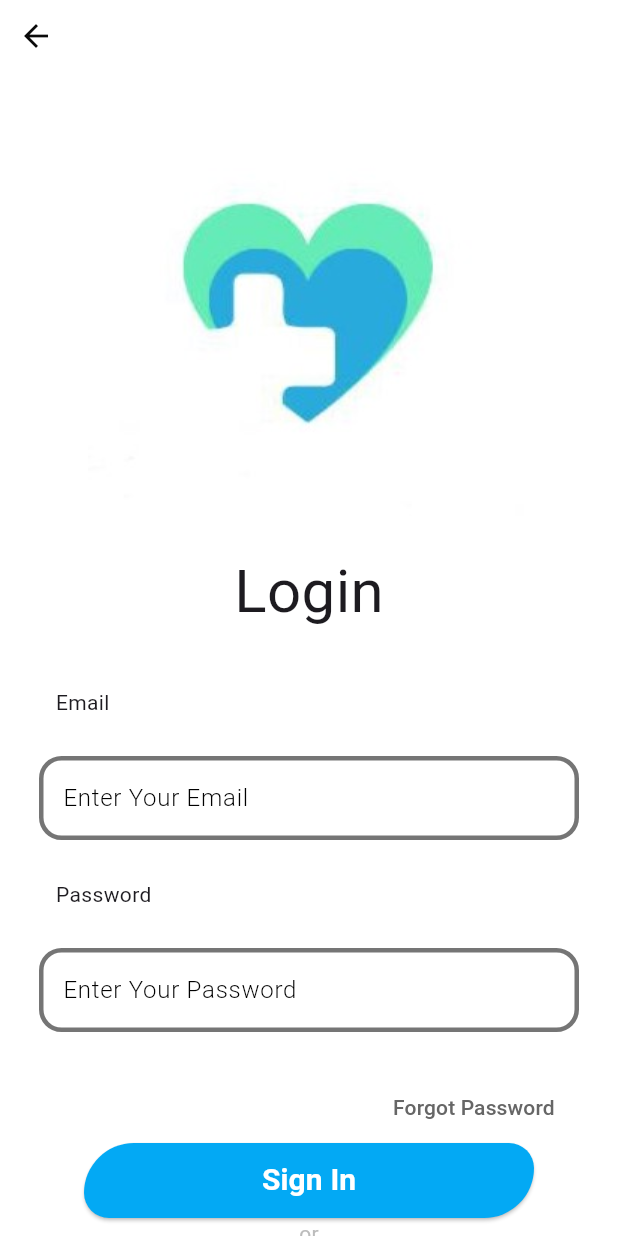
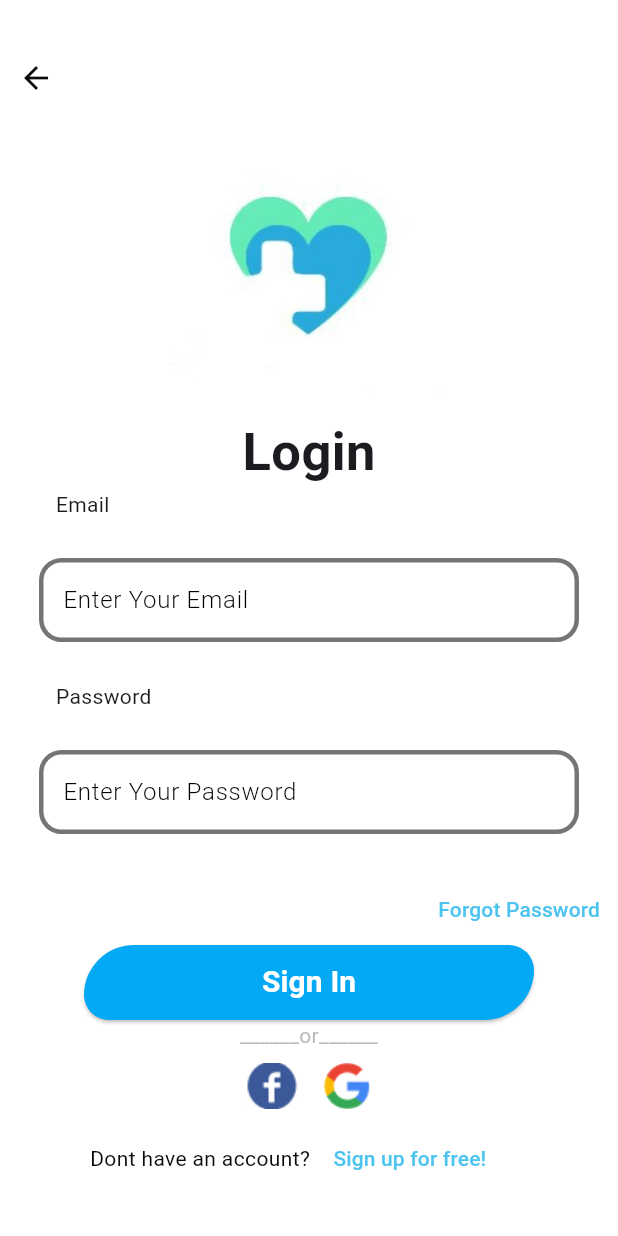
Before and after one commit to salmaa20/blood_sample, a Flutter app: the LoginScreen screen opened directly, on a phone screen of 412 x 824 dp. Run offline on Flutter 3.47's test engine with Material 3 defaults, Android fonts, the phone set to English and light mode, and no system bars; our stand-ins replace get; missing offline and left inert: splash_view.

Commit message:
second changes

```diff
--- a/bloodsample/lib/UI/Screens/SplashScreen/splash_screen.dart
+++ b/bloodsample/lib/UI/Screens/SplashScreen/splash_screen.dart
@@ -1,5 +1,6 @@
 import 'package:bloodsample/UI/Screens/WelcomeScreen/welcome_screen.dart';
 import 'package:flutter/material.dart';
+import 'package:get/get.dart';
 import 'package:splash_view/source/presentation/pages/splash_view.dart';
 import 'package:splash_view/source/presentation/widgets/done.dart';
 
@@ -9,10 +10,10 @@ class SplashScreen extends StatelessWidget{
   @override
   Widget build(BuildContext context) {
     return SplashView(
-      backgroundColor: Colors.transparent,
+      backgroundColor: Colors.white,
       duration: const Duration(seconds: 7),
       done: Done(const WelcomeScreen()),
-      logo: const Image(image: AssetImage('assets/images/logo.jpg')),
+      logo: const Image(image: AssetImage('assets/images/logo.jpg',),fit: BoxFit.fill,),
     );
   }
 
--- a/bloodsample/lib/UI/Screens/sign up for user/header.dart
+++ b/bloodsample/lib/UI/Screens/sign up for user/header.dart
@@ -7,15 +7,16 @@ class Header extends StatelessWidget {
     return Padding(
       padding: EdgeInsets.all(5),
 
+      child: SingleChildScrollView(
         child: Column(
           crossAxisAlignment: CrossAxisAlignment.center,
           children: <Widget>[
             // ignore: sized_box_for_whitespace
             Container(
-              height: 250,
+                height: 200,
                 width: 300,
                 child: Image(image: AssetImage('assets/images/logooo.jpeg'))),
-          SizedBox(height: 5,),
+
             Center(
               child: Text("  Sign up   ",
                 style: TextStyle(color: Colors.black, fontSize: 35,
@@ -24,6 +25,7 @@ class Header extends StatelessWidget {
             ),
           ],
         ),
+      ),
     );
   }
 }
--- a/bloodsample/lib/UI/Screens/sign up for user/input_wrapper.dart
+++ b/bloodsample/lib/UI/Screens/sign up for user/input_wrapper.dart
@@ -39,7 +39,7 @@ class InputWrapper extends StatelessWidget {
 
                       if (controller.formkey.currentState!.validate()) {
                         controller.signUp();
-                        Get.to(());
+                        Get.to((HomeScreen()));
                       }
 
                     },
--- a/bloodsample/lib/UI/log in/log_in.dart
+++ b/bloodsample/lib/UI/log in/log_in.dart
@@ -1,4 +1,5 @@
 
+import 'package:bloodsample/UI/Screens/RegisterScreen/register_screen.dart';
 import 'package:flutter/material.dart';
 import 'package:get/get_core/src/get_main.dart';
 import 'package:get/get_navigation/get_navigation.dart';
@@ -28,38 +29,37 @@ class _LoginScreenState extends State<LoginScreen> {
               width: Get.width,
               height: Get.height,
               color:Color(0xffffffff) ,
+              child: Center(
                 child: SingleChildScrollView(
-                child: Center(
                   child: Column(
                     children: [
                       Row(
                         children: [
                           IconButton(onPressed: (){
-                            Get.to(WelcomeScreen());
+                            Get.to(RegisterScreen());
                           },
                             icon: Icon(Icons.arrow_back_outlined) ,color: Color(0xff0A0A0A),),
                         ],
                       ),
-                      Image(image: AssetImage('assets/images/logooo.jpeg'),),
-                      SizedBox(height: 0,),
-                      Text("       Login       " , style: TextStyle(fontSize: 40),),
-                      SizedBox(height: 5,),
                       Container(
-                          height: 600,
-                          decoration: BoxDecoration(
-                            color: Colors.white,
-                            borderRadius: BorderRadius.only(
-                              topLeft: Radius.circular(50),
-                              topRight: Radius.circular(50),
+                        width: 200,
+                        height: 200,
+                        decoration: const BoxDecoration(
+                            image: DecorationImage(
+                              image: AssetImage('assets/images/logooo.jpeg'),
+                              fit: BoxFit.contain,
+                            )),
                       ),
-                          ),
-                          child: Form(
+
+                      Text("       Login       " , style: TextStyle(fontSize: 35,fontWeight: FontWeight.bold),),
+
+                      Form(
                         key: controller.formkey,
                         child: Column(
+
                           children: [
-                                SizedBox(height: 30,),
+
                             Row(
-                                  // ignore: prefer_const_literals_to_create_immutables
                               children: [
                                 Text("          Email"),
                               ],
@@ -74,25 +74,28 @@ class _LoginScreenState extends State<LoginScreen> {
                               SuffixColor: Colors.transparent,
                               FillColor: Colors.white38,),
 
+                            //SizedBox(height: 20,),
                             Row(
                               // ignore: prefer_const_literals_to_create_immutables
                               children: [
                                 Text("          Password"),
                               ],
                             ),
-
+                            //SizedBox(height: 30,),
                             CustomTextFormFieldWidget(Controller: controller.passwordController, validator: controller.passwordValidator, keyboardType: TextInputType.visiblePassword,
                               textfieldHint: "Enter Your Password",
                               ispasswordField: true,
                               obscureText: true ,
                               SuffixColor: Colors.transparent,
                               FillColor: Colors.white38,),
-                                Row(children: [
-                                  SizedBox(width: 250,),
+
+                            Row(
+                              mainAxisAlignment: MainAxisAlignment.end,
+                              children: [
                               TextButton(onPressed: (){
                                // Get.to(ForgotPassScreen());
                               }, child: Text("Forgot Password",
-                                    style: TextStyle(color: Color(0xff666666)),)),
+                                style: TextStyle(color: Color(0XFF4DC4EF)),)),
                             ],),
 
                             CustomElevatedButtonWidget
@@ -117,7 +120,7 @@ class _LoginScreenState extends State<LoginScreen> {
                                   onPressed: () {},
                                 ),
                               ],),
-                                SizedBox(height: 30,),
+                            //SizedBox(height: 10,),
                             Row(
                               children: [
                                 SizedBox(width: 60,),
@@ -135,7 +138,6 @@ class _LoginScreenState extends State<LoginScreen> {
 
 
 
-                          )
                       ),
                     ]
                     ,
```
Also changed, not shown: bloodsample/lib/UI/Screens/RegisterScreen/register_screen.dart (+7 -2 lines), bloodsample/pubspec.lock. Lines whose indentation alone changed are shown as unchanged.
